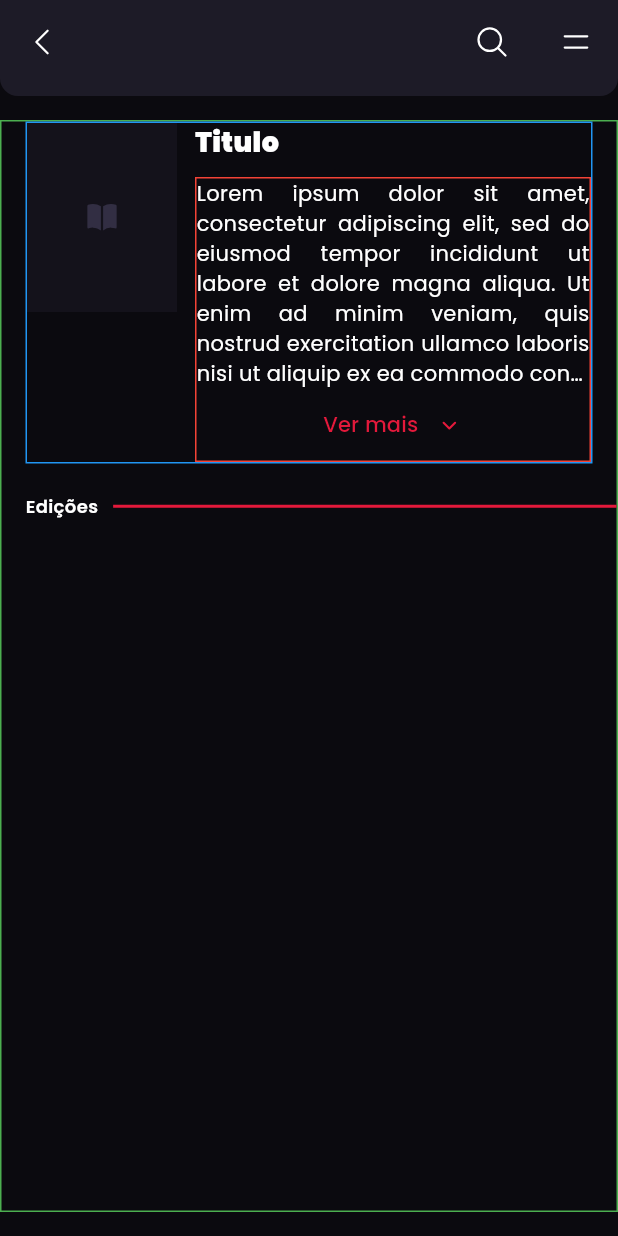
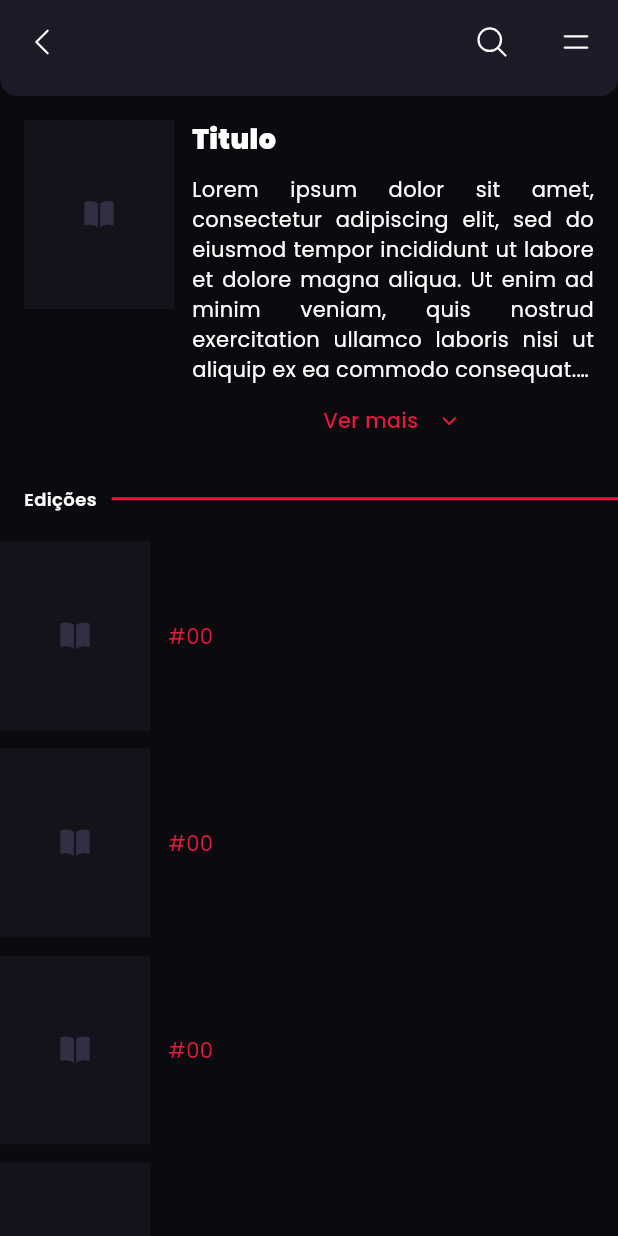
Before and after one commit to mikael-st/komik, a Flutter app: the screen it shows after launch, on a phone screen of 412 x 824 dp. Run offline on Flutter 3.47's test engine with Material 3 defaults, Android fonts, the phone set to English and light mode, and no system bars; our stand-ins replace flutter_svg, google_fonts, heroicons.

Commit message:
feat: added feature to show and hide description on CollectionInfoPage

```diff
--- a/lib/components/buttons/see_more.dart
+++ /dev/null
@@ -1,28 +0,0 @@
-import 'package:flutter/material.dart';
-import 'package:heroicons/heroicons.dart';
-import 'package:komik/assets/palette.dart';
-import 'package:komik/assets/typography.dart';
-
-class SeeMoreBtn extends StatelessWidget {
-  const SeeMoreBtn({super.key});
-
-  @override
-  Widget build(BuildContext context) {
-    return TextButton.icon(
-      onPressed: (){
-        print("See More");
-      },
-      style: TextButton.styleFrom(
-        padding: EdgeInsets.all(0),
-        minimumSize: Size(double.infinity, 14)
-      ),
-      iconAlignment: IconAlignment.end,
-      icon: HeroIcon(
-        HeroIcons.chevronDown,
-        color: Palette.details,
-        style: HeroIconStyle.micro,
-      ),
-      label: Text('Ver mais ', style: KomikTypography.see_more),
-    );
-  }
-}
--- /dev/null
+++ b/lib/components/cards/comic_tile.dart
@@ -0,0 +1,20 @@
+import 'package:flutter/material.dart';
+import 'package:komik/assets/typography.dart';
+import 'package:komik/components/cards/comic_thumb.dart';
+
+class ComicTile extends StatelessWidget {
+  const ComicTile({super.key});
+
+  @override
+  Widget build(BuildContext context) {
+    return Container(
+      child: Row(
+        spacing: 12,
+        children: [
+          ComicThumb(),
+          Text('#00', style: KomikTypography.see_more)
+        ],
+      ),
+    );
+  }
+}
--- a/lib/pages/collection_info.dart
+++ b/lib/pages/collection_info.dart
@@ -1,14 +1,28 @@
 import 'package:flutter/material.dart';
+import 'package:heroicons/heroicons.dart';
+import 'package:komik/assets/palette.dart';
 import 'package:komik/assets/typography.dart';
 import 'package:komik/components/buttons/go_back_btn.dart';
-import 'package:komik/components/buttons/see_more.dart';
 import 'package:komik/components/cards/comic_thumb.dart';
+import 'package:komik/components/cards/comic_tile.dart';
 import 'package:komik/components/devider/section_devider.dart';
 import 'package:komik/components/tool-bars/tool_bar.dart';
 
-class CollectionInfoPage extends StatelessWidget {
+class CollectionInfoPage extends StatefulWidget {
 
   const CollectionInfoPage({super.key});
+
+  @override
+  State<CollectionInfoPage> createState() => _CollectionInfoPageState();
+}
+
+class _CollectionInfoPageState extends State<CollectionInfoPage> {
+  late Widget actualDescription;
+
+  @override
+  void initState() {
+    actualDescription = _shortDescription();
+  }
 
   @override
   Widget build(BuildContext context) {
@@ -18,9 +32,6 @@ class CollectionInfoPage extends StatelessWidget {
         ),
         body: Container(
           height: double.infinity,
-          decoration: BoxDecoration(
-            border: Border.all(color: Colors.green, width: 1)
-          ),
           margin: EdgeInsets.symmetric(vertical: 16),
           child: SingleChildScrollView(
             clipBehavior: Clip.none,
@@ -28,7 +39,10 @@ class CollectionInfoPage extends StatelessWidget {
               spacing: 20,
               children: [
                 _infos(),
-                _comics()
+                SectionDevider(text: 'Edições'),
+                _comics(
+                  ComicTile()
+                )
               ],
             )
           )
@@ -39,41 +53,21 @@ class CollectionInfoPage extends StatelessWidget {
   Widget _infos(){
     return Container(
       margin: EdgeInsets.symmetric(horizontal: 16),
-      decoration: BoxDecoration(
-          border: Border.all(color: Colors.blue, width: 1)
-        ),
       child: Row(
         crossAxisAlignment: CrossAxisAlignment.start,
         spacing: 12,
         children: [
           ComicThumb(),
-          _details()
+          _details(
+            actualDescription
+          )
         ],
       ),
     );
   }
 
-  Widget _details(){
+  Widget _details(Widget descriptionCard){
     final title = Text('Titulo', style: KomikTypography.title,);
-    final description = Text(
-      'Lorem ipsum dolor sit amet, consectetur adipiscing elit, sed do eiusmod tempor incididunt ut labore et dolore magna aliqua. Ut enim ad minim veniam, quis nostrud exercitation ullamco laboris nisi ut aliquip ex ea commodo consequat. Duis aute irure dolor in reprehenderit in voluptate velit esse cillum dolore eu fugiat nulla pariatur. Excepteur sint occaecat cupidatat non proident, sunt in culpa qui officia deserunt mollit anim id est laborum.',
-      overflow: TextOverflow.ellipsis,
-      maxLines: 7,
-      textAlign: TextAlign.justify,
-      style: KomikTypography.base,
-    );
-
-    final descriptionCard =Container(
-        decoration: BoxDecoration(
-          border: Border.all(color: Colors.red, width: 1)
-        ),
-        child: Column(
-          children: [
-            description,
-            SeeMoreBtn()
-          ],
-        )
-      );
 
     return Expanded(
       child: Column(
@@ -88,11 +82,74 @@ class CollectionInfoPage extends StatelessWidget {
     );
   }
 
-  Widget _comics(/* Widget card */) {
+  Widget _shortDescription() {
+    final description = Text(
+      'Lorem ipsum dolor sit amet, consectetur adipiscing elit, sed do eiusmod tempor incididunt ut labore et dolore magna aliqua. Ut enim ad minim veniam, quis nostrud exercitation ullamco laboris nisi ut aliquip ex ea commodo consequat. Duis aute irure dolor in reprehenderit in voluptate velit esse cillum dolore eu fugiat nulla pariatur. Excepteur sint occaecat cupidatat non proident, sunt in culpa qui officia deserunt mollit anim id est laborum.',
+      overflow: TextOverflow.ellipsis,
+      maxLines: 7,
+      textAlign: TextAlign.justify,
+      style: KomikTypography.base,
+    );
+
     return Column(
       children: [
-        SectionDevider(text: 'Edições')
+        description,
+        _seeMoreBtn(
+          icon: HeroIcons.chevronDown,
+          action: () => {
+            setState(() => actualDescription = _fullDescription())
+          }
+        )
       ],
     );
   }
+
+  Widget _fullDescription() {
+    final description = Text(
+      'Lorem ipsum dolor sit amet, consectetur adipiscing elit, sed do eiusmod tempor incididunt ut labore et dolore magna aliqua. Ut enim ad minim veniam, quis nostrud exercitation ullamco laboris nisi ut aliquip ex ea commodo consequat. Duis aute irure dolor in reprehenderit in voluptate velit esse cillum dolore eu fugiat nulla pariatur. Excepteur sint occaecat cupidatat non proident, sunt in culpa qui officia deserunt mollit anim id est laborum.',
+      textAlign: TextAlign.justify,
+      style: KomikTypography.base,
+    );
+
+    return Column(
+      children: [
+        description,
+        _seeMoreBtn(
+          icon: HeroIcons.chevronUp,
+          action: () => {
+            setState(() => actualDescription = _shortDescription())
+          }
+        )
+      ],
+    );
+  }
+
+  Widget _comics(Widget card) {
+    return Column(
+      spacing: 12,
+      children: List.generate(5, (index) => card)
+    );
+  }
+
+  Widget _seeMoreBtn({
+    required HeroIcons icon,
+    required Function() action
+  }) {
+    return TextButton.icon(
+      onPressed: (){
+        action();
+      },
+      style: TextButton.styleFrom(
+        padding: EdgeInsets.all(0),
+        minimumSize: Size(double.infinity, 14)
+      ),
+      iconAlignment: IconAlignment.end,
+      icon: HeroIcon(
+        icon,
+        color: Palette.details,
+        style: HeroIconStyle.micro,
+      ),
+      label: Text('Ver mais ', style: KomikTypography.see_more),
+    );
+  }
 }
```
